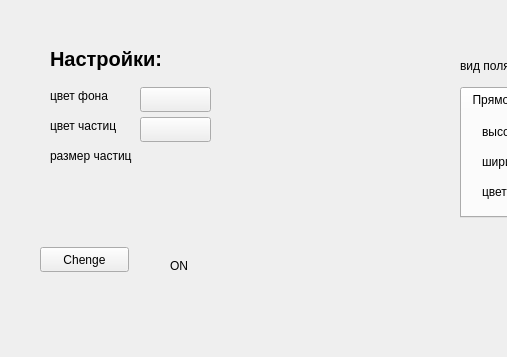
This is src/ms_pro/view/mainwindow.ui in difurka/medical_simulator as Qt 5 draws it before an edit; both pictures show x 0 to 507 and y 243 to 600 of the 800 by 600 pixel window. The edited form follows.
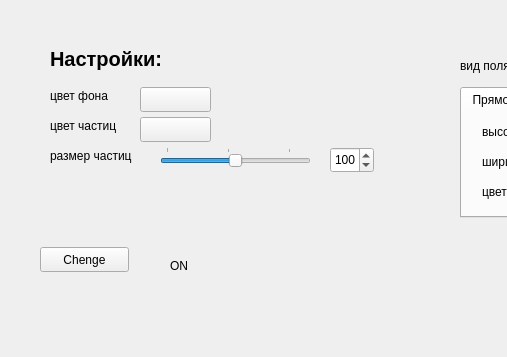
This is the edited form. Custom widgets are drawn as their Qt base class.

The edit to the form file:
```diff
--- a/src/ms_pro/view/mainwindow.ui
+++ b/src/ms_pro/view/mainwindow.ui
@@ -454,14 +454,63 @@
      <string/>
     </property>
    </widget>
-   <widget class="PaintWidget" name="widget" native="true">
+   <widget class="QSlider" name="slider_pixel_size">
     <property name="geometry">
      <rect>
-      <x>70</x>
-      <y>40</y>
-      <width>161</width>
-      <height>151</height>
+      <x>160</x>
+      <y>390</y>
+      <width>151</width>
+      <height>20</height>
      </rect>
+    </property>
+    <property name="sizePolicy">
+     <sizepolicy hsizetype="Preferred" vsizetype="Preferred">
+      <horstretch>0</horstretch>
+      <verstretch>0</verstretch>
+     </sizepolicy>
+    </property>
+    <property name="minimumSize">
+     <size>
+      <width>0</width>
+      <height>0</height>
+     </size>
+    </property>
+    <property name="minimum">
+     <number>0</number>
+    </property>
+    <property name="maximum">
+     <number>200</number>
+    </property>
+    <property name="value">
+     <number>100</number>
+    </property>
+    <property name="sliderPosition">
+     <number>100</number>
+    </property>
+    <property name="orientation">
+     <enum>Qt::Horizontal</enum>
+    </property>
+    <property name="tickPosition">
+     <enum>QSlider::TicksAbove</enum>
+    </property>
+    <property name="tickInterval">
+     <number>90</number>
+    </property>
+   </widget>
+   <widget class="QSpinBox" name="spin_pixel_size">
+    <property name="geometry">
+     <rect>
+      <x>330</x>
+      <y>390</y>
+      <width>44</width>
+      <height>26</height>
+     </rect>
+    </property>
+    <property name="maximum">
+     <number>200</number>
+    </property>
+    <property name="value">
+     <number>100</number>
     </property>
    </widget>
   </widget>
@@ -477,14 +526,6 @@
   </widget>
   <widget class="QStatusBar" name="statusbar"/>
  </widget>
- <customwidgets>
-  <customwidget>
-   <class>PaintWidget</class>
-   <extends>QWidget</extends>
-   <header location="global">view/paintwidget.h</header>
-   <container>1</container>
-  </customwidget>
- </customwidgets>
  <resources/>
  <connections/>
 </ui>
```
